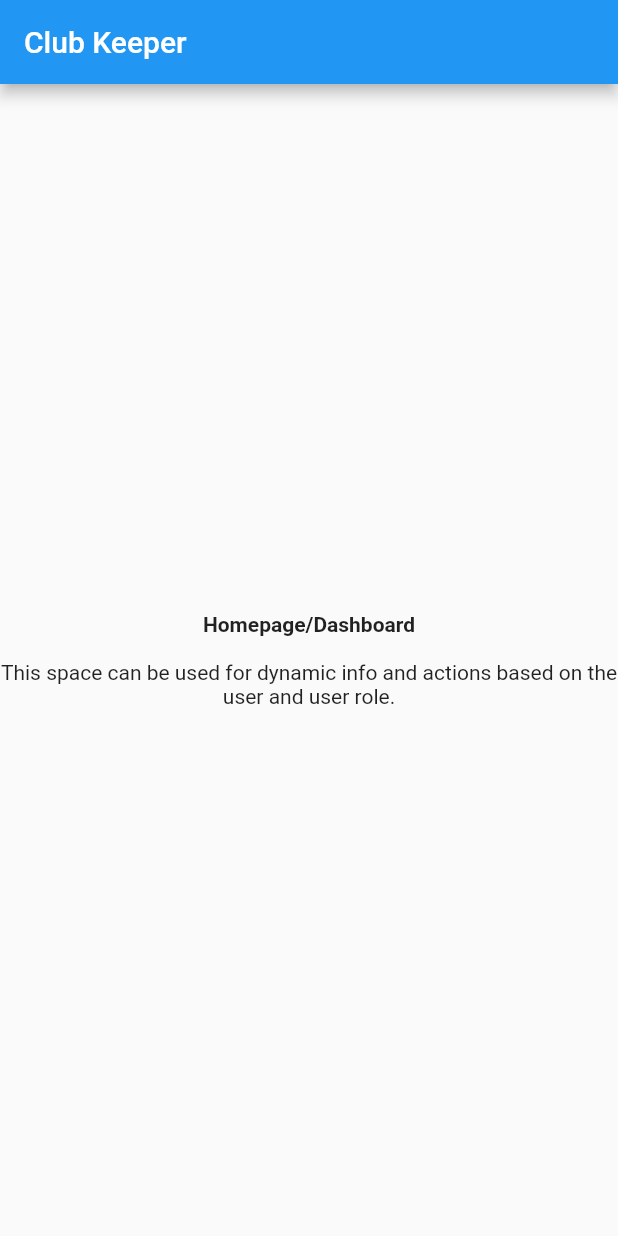
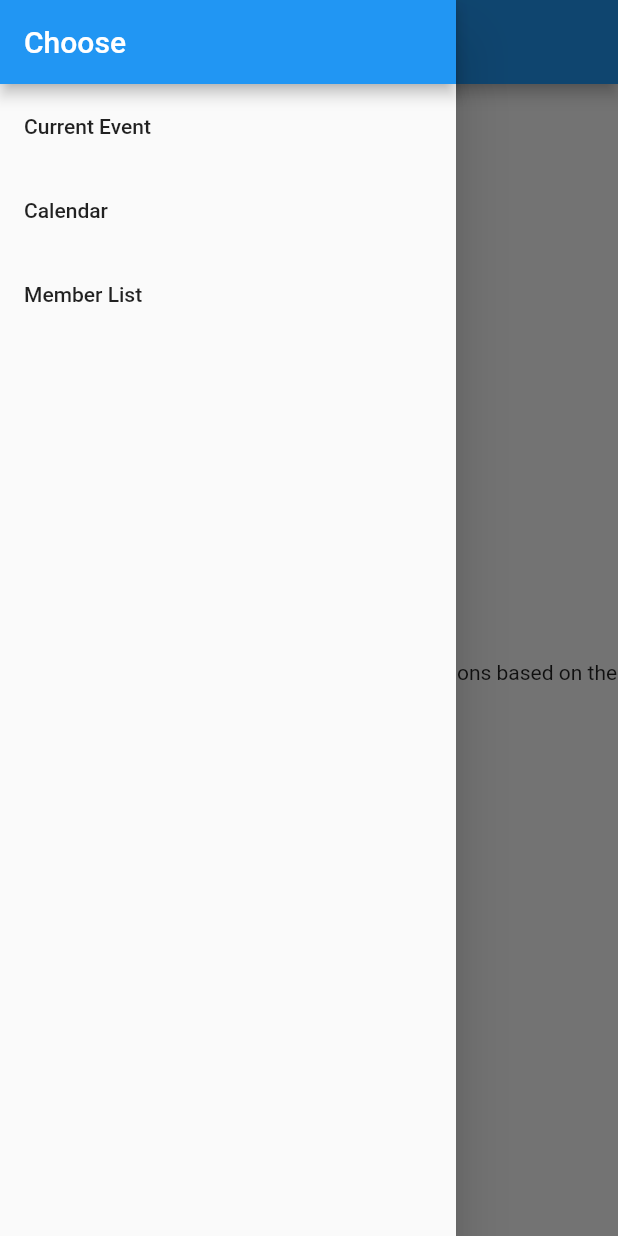
Before and after one commit to brianrichardson-dev/club_keeper, a Flutter app: the screen it shows after launch, with the side drawer open (before the commit the screen has no drawer), on a phone screen of 412 x 824 dp. Run offline on Flutter 3.47's test engine with Material 2 defaults, Android fonts, the phone set to English and light mode, and no system bars.

```diff
--- a/lib/main.dart
+++ b/lib/main.dart
@@ -28,6 +28,28 @@ class _MyHomePageState extends State<MyHomePage> {
   @override
   Widget build(BuildContext context) {
     return new Scaffold(
+      drawer: Drawer(
+        child: Column(
+          children: <Widget>[
+            AppBar(
+              automaticallyImplyLeading: false,
+              title: Text('Choose'),
+            ),
+            ListTile(
+              title: Text('Current Event'),
+              onTap: () {},
+            ),
+            ListTile(
+              title: Text('Calendar'),
+              onTap: () {},
+            ),
+            ListTile(
+              title: Text('Member List'),
+              onTap: () {},
+            ),
+          ],
+        ),
+      ),
       appBar: new AppBar(
         title: new Text(widget.title),
       ),
```
